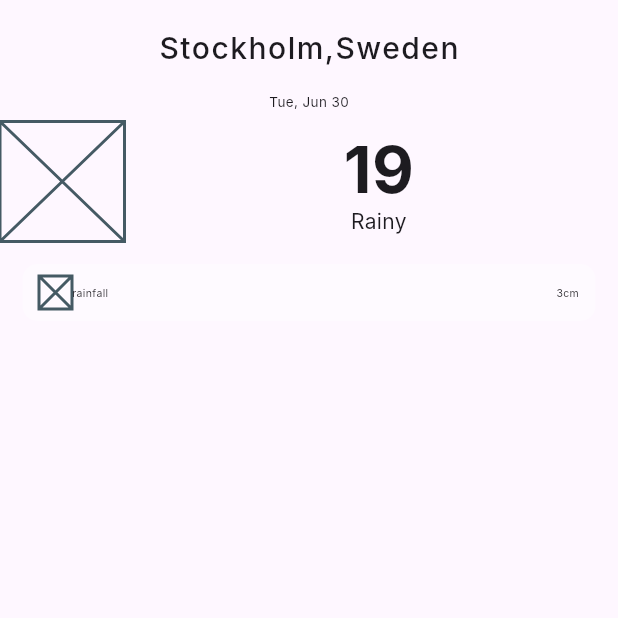
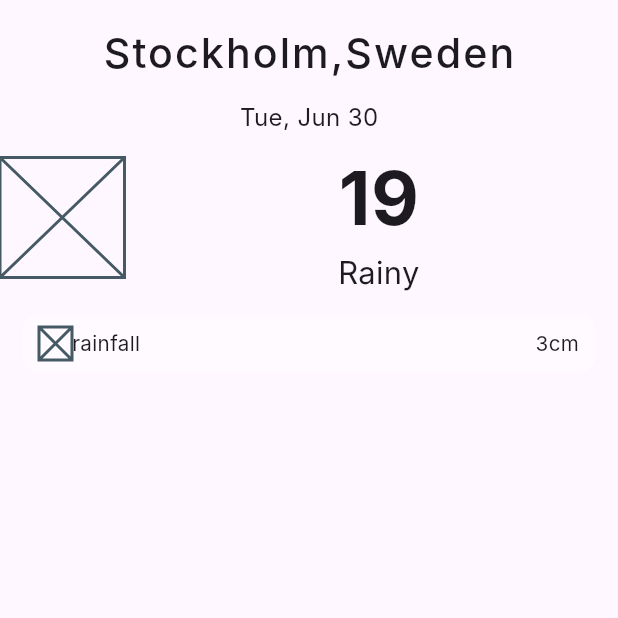
Before and after one commit to Riyumimo/wheater_app, a Flutter app: the screen it shows after launch, on a phone screen of 412 x 824 dp, the top half of it. Run offline on Flutter 3.47's test engine with Material 2 defaults, Android fonts, the phone set to English and light mode, and no system bars; our stand-ins replace dio, either_dart, flutter_dotenv, flutter_screenutil, gap; Roboto replaces fonts that are missing (Inter).

```diff
--- a/lib/common/style.dart
+++ b/lib/common/style.dart
@@ -1,3 +1,4 @@
+import 'package:flutter_screenutil/flutter_screenutil.dart';
 import 'package:wheater_app/common_libs.dart';
 
 import 'app_color.dart';
@@ -34,20 +35,21 @@ class Text {
   TextStyle get titleFont => _getFontForLocale(_titleFonts);
   TextStyle get contentFont => _getFontForLocale(_contentFonts);
 
-  late final TextStyle header1 =
-      _createFont(titleFont, sizePx: 43, heightPx: 52, weight: FontWeight.w700);
+  late final TextStyle header1 = _createFont(titleFont,
+      sizePx: 43.sp, heightPx: 64.sp, weight: FontWeight.w700);
   late final TextStyle title1 = _createFont(titleFont,
-      sizePx: 20, heightPx: 48, spacingPc: 5, weight: FontWeight.w500);
-  late final TextStyle title2 =
-      _createFont(titleFont, sizePx: 14, heightPx: 17, weight: FontWeight.w400);
+      sizePx: 24.sp, heightPx: 48.sp, spacingPc: 5, weight: FontWeight.w500);
+  late final TextStyle title2 = _createFont(titleFont,
+      sizePx: 18.sp, heightPx: 24.sp, weight: FontWeight.w400);
 
-  late final TextStyle body = _createFont(contentFont, sizePx: 9, heightPx: 11);
+  late final TextStyle body =
+      _createFont(contentFont, sizePx: 14.sp, heightPx: 16.sp.sp);
   late final TextStyle bodyBold = _createFont(contentFont,
-      sizePx: 9, heightPx: 11, weight: FontWeight.w400);
+      sizePx: 14.sp, heightPx: 16.sp, weight: FontWeight.w400);
   late final TextStyle bodySmall =
-      _createFont(contentFont, sizePx: 7, heightPx: 8);
-  late final TextStyle bodySmallBold =
-      _createFont(contentFont, sizePx: 7, heightPx: 8, weight: FontWeight.w400);
+      _createFont(contentFont, sizePx: 12.sp, heightPx: 14.sp);
+  late final TextStyle bodySmallBold = _createFont(contentFont,
+      sizePx: 12.sp, heightPx: 14.sp, weight: FontWeight.w400);
 
   TextStyle _createFont(TextStyle style,
       {required double sizePx,
--- a/lib/main.dart
+++ b/lib/main.dart
@@ -1,3 +1,5 @@
+import 'package:flutter_screenutil/flutter_screenutil.dart';
+
 import 'common/style.dart';
 import 'common_libs.dart';
 
@@ -14,6 +16,11 @@ class MyApp extends StatelessWidget {
   // This widget is the root of your application.
   @override
   Widget build(BuildContext context) {
+    return ScreenUtilInit(
+        designSize: const Size(360, 690),
+        minTextAdapt: true,
+        splitScreenMode: true,
+        builder: (context, widget) {
           return MaterialApp(
             title: 'Flutter Demo',
             theme: ThemeData(
@@ -22,6 +29,7 @@ class MyApp extends StatelessWidget {
             debugShowCheckedModeBanner: false,
             onGenerateRoute: AppRoutes.generateRoute,
           );
+        });
   }
 }
 
--- a/pubspec.yaml
+++ b/pubspec.yaml
@@ -31,9 +31,11 @@ dependencies:
   cupertino_icons: ^1.0.2
   dio: ^5.3.2
   either_dart: ^1.0.0
+  flextras: ^1.0.0
   flutter:
     sdk: flutter
   flutter_dotenv: ^5.1.0
+  flutter_screenutil: ^5.8.4
   gap: ^3.0.1
   http: ^1.1.0
   shared_preferences: ^2.2.0
```
Also changed, not shown: pubspec.lock. Lines whose indentation alone changed are shown as unchanged.
